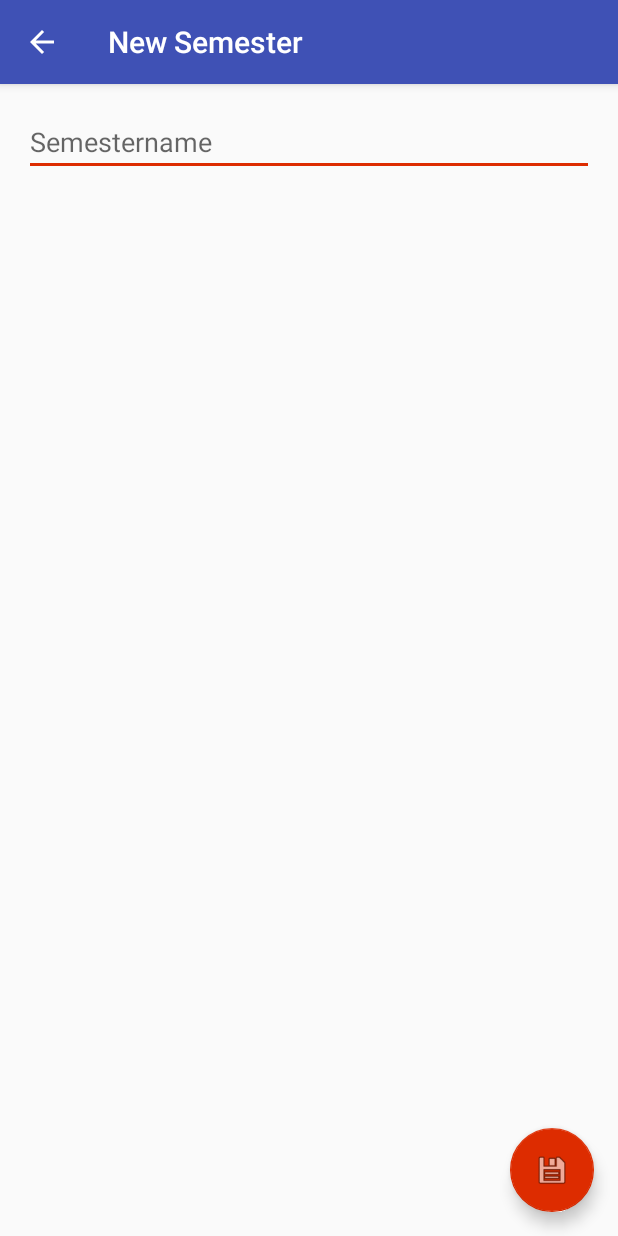
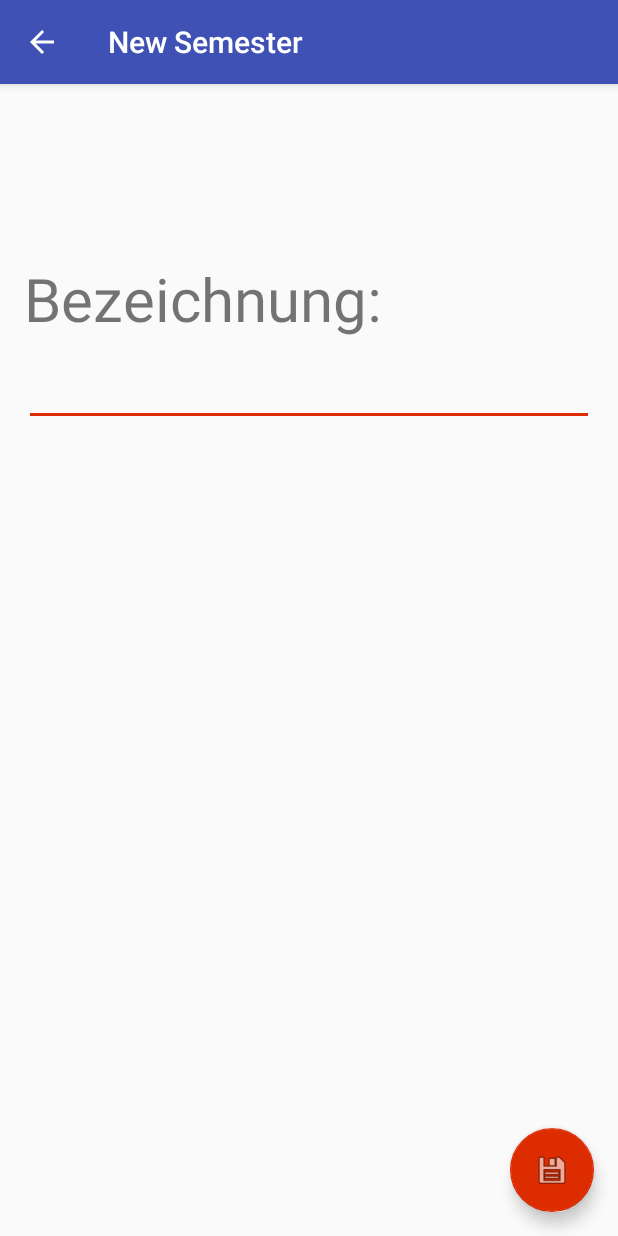
Before and after one commit to gibbiX12345/grademanager, an Android app: the EditSemesterActivity screen opened directly, with no data from a screen before it, on a phone screen of 412 x 824 dp. Run offline under Robolectric (Android 15) with nearby library versions, the phone set to English and light mode, and no system bars.

Commit message:
added edit semester

```diff
--- a/GradeManager/app/src/main/java/ch/bbcag/blugij/grademanager/activity/EditSemesterActivity.java
+++ b/GradeManager/app/src/main/java/ch/bbcag/blugij/grademanager/activity/EditSemesterActivity.java
@@ -8,8 +8,11 @@ import android.support.v7.app.AppCompatActivity;
 import android.support.v7.widget.Toolbar;
 import android.view.MenuItem;
 import android.view.View;
+import android.widget.EditText;
 
 import ch.bbcag.blugij.grademanager.R;
+import ch.bbcag.blugij.grademanager.sqlite.helper.DatabaseHelper;
+import ch.bbcag.blugij.grademanager.sqlite.model.Semester;
 
 public class EditSemesterActivity extends AppCompatActivity {
 
@@ -25,8 +28,11 @@ public class EditSemesterActivity extends AppCompatActivity {
         fab.setOnClickListener(new View.OnClickListener() {
             @Override
             public void onClick(View view) {
-                Snackbar.make(view, "Replace with your own action", Snackbar.LENGTH_LONG)
-                        .setAction("Action", null).show();
+                EditText editText = (EditText) findViewById(R.id.edit_semester_et_bezeichnung_input);
+                Semester semester = new Semester(editText.getText().toString(), 0.0);
+                DatabaseHelper databaseHelper = new DatabaseHelper(getApplicationContext());
+                databaseHelper.createSemester(semester);
+                finish();
             }
         });
 
--- a/GradeManager/app/src/main/res/layout/content_edit_semester.xml
+++ b/GradeManager/app/src/main/res/layout/content_edit_semester.xml
@@ -13,13 +13,24 @@
     tools:showIn="@layout/activity_edit_semester">
 
 
-    <EditText
+    <TextView
         android:layout_width="match_parent"
         android:layout_height="wrap_content"
         android:id="@+id/edit_semester_et_bezeichnung"
         android:visibility="visible"
+        android:text="@string/new_semester_title"
+        android:layout_marginTop="@dimen/margin_first_input_in_activity"
+        android:textSize="@dimen/text_size_default"
+        />
+
+    <EditText
+        android:layout_width="match_parent"
+        android:layout_height="wrap_content"
+        android:id="@+id/edit_semester_et_bezeichnung_input"
+        android:visibility="visible"
         android:inputType="text"
-        android:hint="@string/new_semester_title"/>
+        android:hint=""
+        android:layout_marginTop="@dimen/margin_second_input_in_activity"/>
 
 
 
--- a/GradeManager/app/src/main/res/values/dimens.xml
+++ b/GradeManager/app/src/main/res/values/dimens.xml
@@ -4,4 +4,7 @@
     <dimen name="activity_vertical_margin">16dp</dimen>
     <dimen name="fab_margin">16dp</dimen>
     <dimen name="text_size_list_view_item">20dp</dimen>
+    <dimen name="text_size_default">60px</dimen>
+    <dimen name="margin_first_input_in_activity">150px</dimen>
+    <dimen name="margin_second_input_in_activity">250px</dimen>
 </resources>
--- a/GradeManager/app/src/main/res/values/strings.xml
+++ b/GradeManager/app/src/main/res/values/strings.xml
@@ -5,5 +5,5 @@
     <string name="settings_button">Settings</string>
     <string name="title_activity_fach">FachActivity</string>
     <string name="title_activity_edit_semester">New Semester</string>
-    <string name="new_semester_title">Semestername</string>
+    <string name="new_semester_title">Bezeichnung:</string>
 </resources>
```
